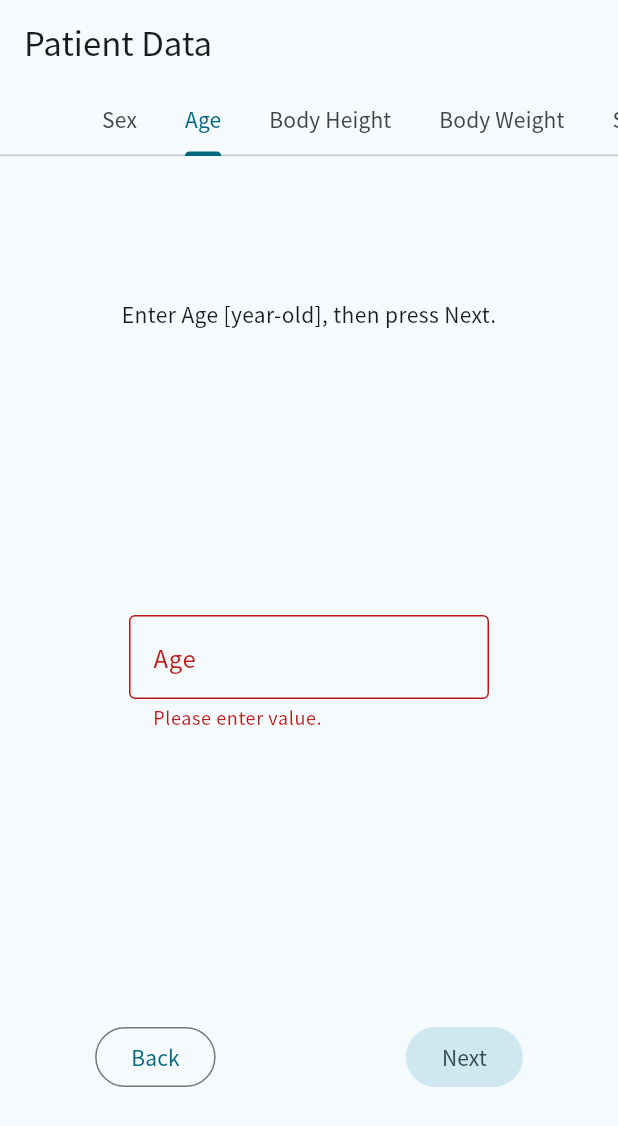
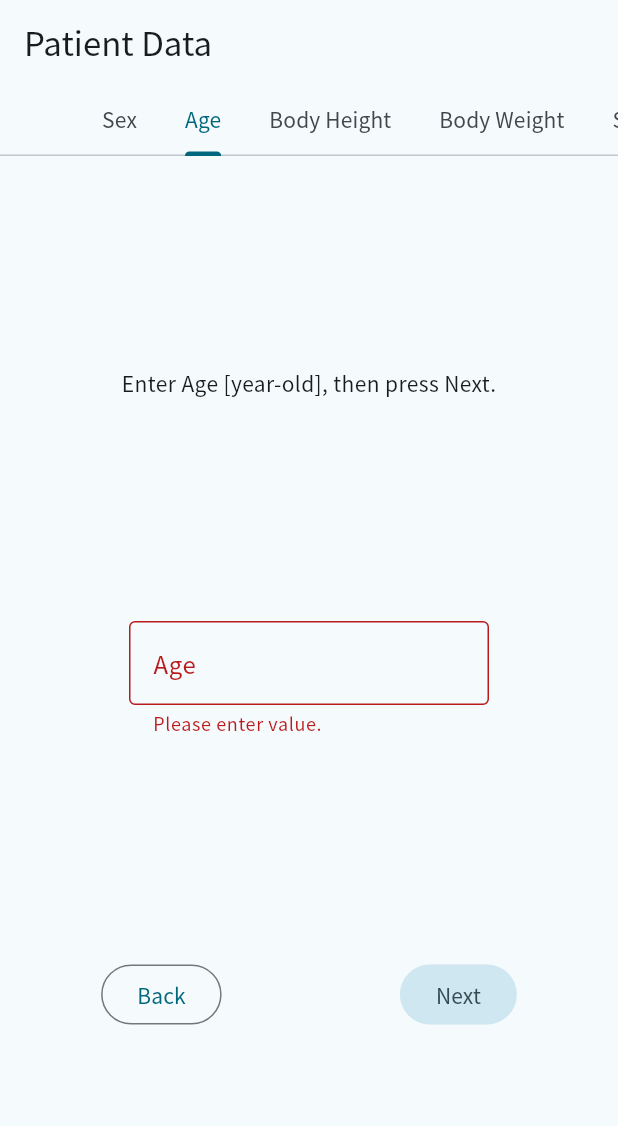
Before and after one commit to studiome/clti_risk, a Flutter app: the screen it shows after launch, tab 2 chosen, on a phone screen of 412 x 824 dp. Shown: the top 1126 px of the screen. Run offline on Flutter 3.47's test engine with Material 2 defaults, Android fonts, the phone set to English and light mode, and no system bars.

Commit message:
keyboard close, layout page

```diff
--- a/lib/widgets/question_page.dart
+++ b/lib/widgets/question_page.dart
@@ -25,15 +25,18 @@ class QuestionPage extends StatelessWidget {
   Widget build(BuildContext context) {
     return Center(
       child: Column(
-        mainAxisAlignment: MainAxisAlignment.spaceAround,
+        mainAxisAlignment: MainAxisAlignment.spaceEvenly,
         children: [
-          Text(subtitle),
-          content,
-          TabTransitionNavigator(
+          Padding(padding: const EdgeInsets.all(12.0), child: Text(subtitle)),
+          Padding(padding: const EdgeInsets.all(8.0), child: content),
+          Padding(
+            padding: const EdgeInsets.all(8.0),
+            child: TabTransitionNavigator(
               tabIndex: tabIndex,
               tabCount: tabCount,
               onNext: onNext,
               onBack: onBack,
+            ),
           ),
         ],
       ),
@@ -173,13 +176,17 @@ class _NumberFormQuestionContentState extends State<NumberFormQuestionContent> {
       },
       onSubmitted: widget.onSubmitted,
     );
-    return QuestionPage(
+    return GestureDetector(
+      behavior: HitTestBehavior.opaque,
+      onTap: () => FocusScope.of(context).unfocus(),
+      child: QuestionPage(
         content: content,
         subtitle: subtitle,
         tabIndex: widget.tabIndex,
         tabCount: widget.tabCount,
         onNext: () {
-        if (formKey.currentState == null || !formKey.currentState!.validate()) {
+          if (formKey.currentState == null ||
+              !formKey.currentState!.validate()) {
             ScaffoldMessenger.of(context).showSnackBar(SnackBar(
               content: const Text('Please fill data.'),
               action: SnackBarAction(
@@ -193,6 +200,7 @@ class _NumberFormQuestionContentState extends State<NumberFormQuestionContent> {
             widget.onSubmitted!(widget.formController.text);
           }
         },
+      ),
     );
   }
 
```
Lines whose indentation alone changed are shown as unchanged.
